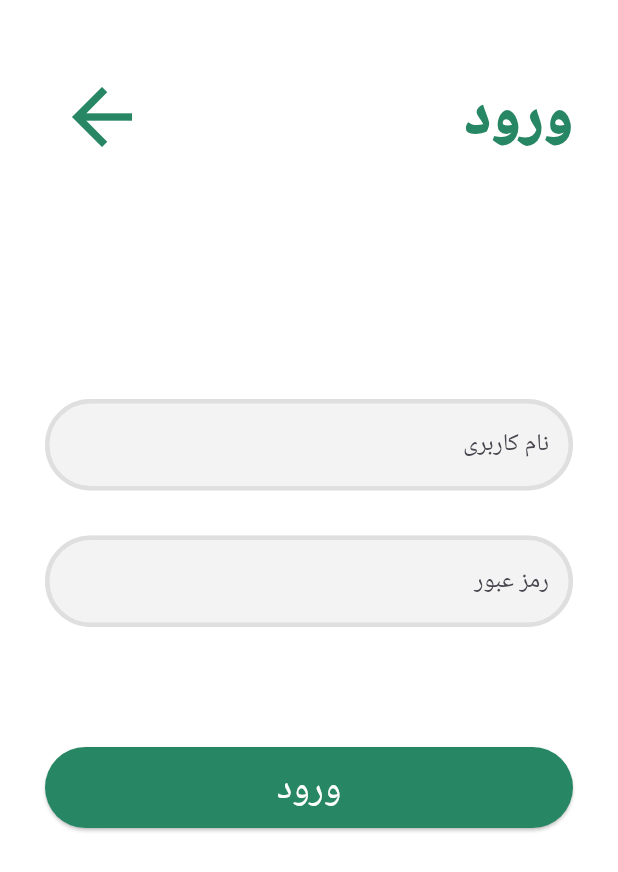
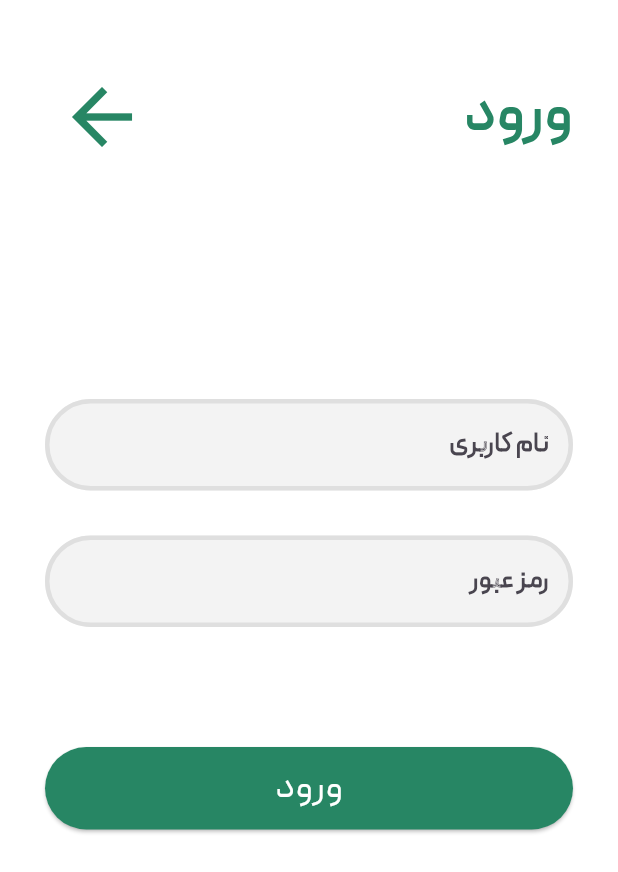
Before and after one commit to Flutter-1402-1403/aim-code, a Flutter app: the LoginPage screen opened by its route, on a phone screen of 412 x 824 dp. Shown: the top 872 px of the screen. Run offline on Flutter 3.47's test engine with Material 3 defaults, Android fonts, the phone set to English and light mode, and no system bars; our stand-ins replace dio, get.

Commit message:
fonts also added to login page

```diff
--- a/FrontEnd/madarkharj/lib/Pages/login.dart
+++ b/FrontEnd/madarkharj/lib/Pages/login.dart
@@ -47,7 +47,8 @@ class LoginPage extends StatelessWidget {
                       style: TextStyle(
                           color: Color.fromARGB(255, 39, 134, 100),
                           decoration: TextDecoration.none,
-                          fontSize: 40),
+                          fontSize: 40,
+                          fontFamily: "Peyda"),
                     ),
                   ],
                 ),
@@ -81,6 +82,11 @@ class LoginPage extends StatelessWidget {
                       filled: true,
                       fillColor: const Color(0xFFF3F3F3),
                       labelText: 'نام کاربری',
+                      labelStyle: const TextStyle(
+                        fontWeight: FontWeight.w800,
+                        fontSize: 18,
+                        fontFamily: "Peyda",
+                      ),
                     ),
                   ),
                 ),
@@ -114,6 +120,11 @@ class LoginPage extends StatelessWidget {
                       filled: true,
                       fillColor: const Color(0xFFF3F3F3),
                       labelText: 'رمز عبور',
+                      labelStyle: const TextStyle(
+                        fontWeight: FontWeight.w800,
+                        fontSize: 18,
+                        fontFamily: "Peyda",
+                      ),
                     ),
                   ),
                 ),
@@ -139,7 +150,13 @@ class LoginPage extends StatelessWidget {
                         textStyle: const TextStyle(
                           fontSize: 25,
                         )),
-                    child: const Text("ورود"),
+                    child: const Text(
+                      "ورود",
+                      style: TextStyle(
+                        fontFamily: "Peyda",
+                        fontSize: 25,
+                      ),
+                    ),
                   ),
                 ),
               ],
--- a/FrontEnd/madarkharj/lib/Pages/signup.dart
+++ b/FrontEnd/madarkharj/lib/Pages/signup.dart
@@ -259,6 +259,7 @@ class SignupPage extends StatelessWidget {
                         padding: const EdgeInsets.symmetric(vertical: 10),
                         textStyle: const TextStyle(
                           fontSize: 25,
+                          fontFamily: "Peyda"
                         )),
                     child: const Text("ثبت نام"),
                   ),
```
